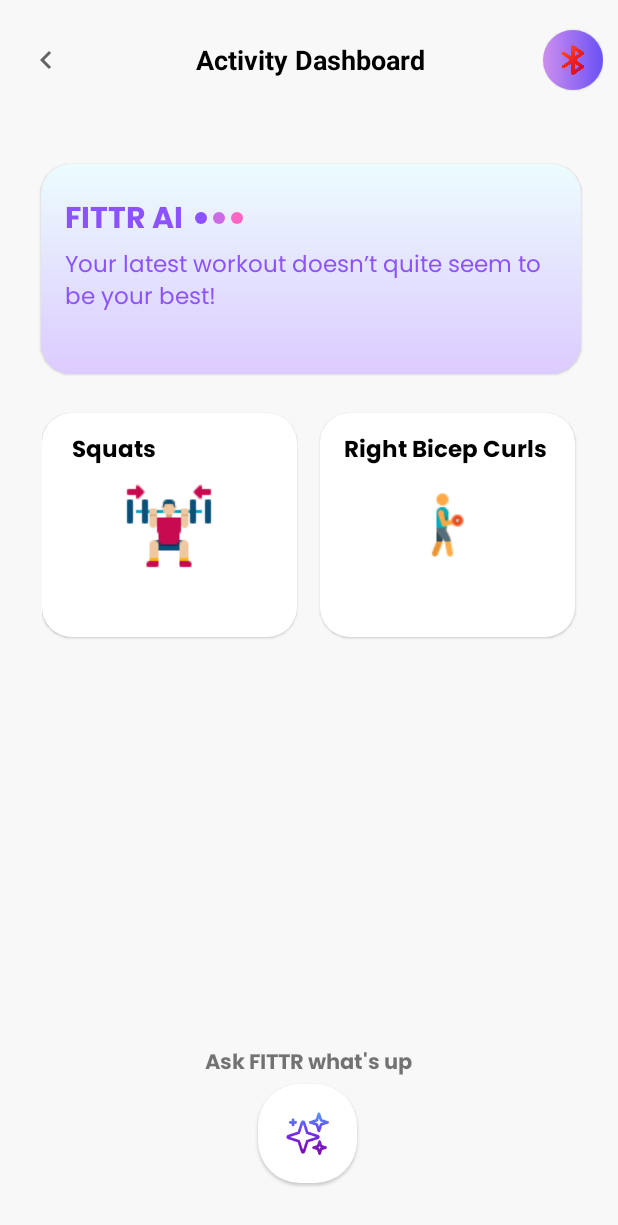
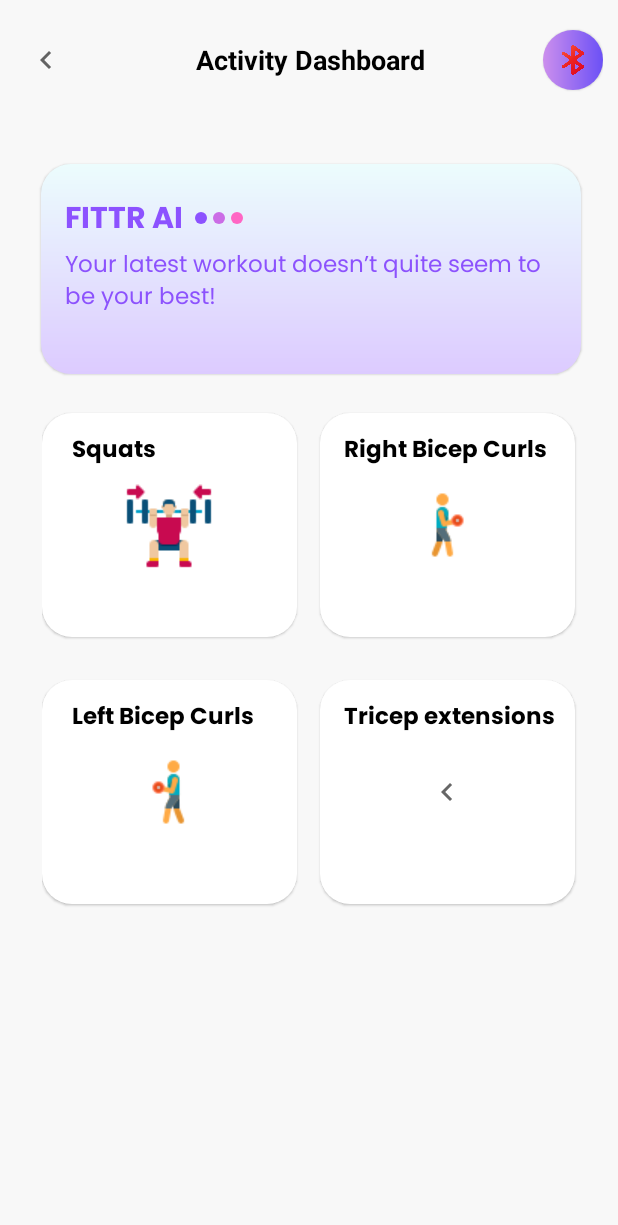
Before and after one commit to RIO-Capstone/FITTR_App, an Android app: the DashboardActivity screen opened directly, with no data from a screen before it, on a phone screen of 412 x 824 dp. Shown: the top 1225 px of the screen. Run offline under Robolectric (Android 15) with nearby library versions, the phone set to English and light mode, and no system bars; libraries missing offline, so code that uses them is left out: com.github.mikephil.charting.

Commit message:
CameraFragment duration tracker, DashboardActivity enhancement and ExerciseSuccessFragment enhancement

```diff
--- a/app/src/main/java/com/example/fittr_app/connections/ApiPaths.kt
+++ b/app/src/main/java/com/example/fittr_app/connections/ApiPaths.kt
@@ -4,6 +4,7 @@ package com.example.fittr_app.connections
 sealed class ApiPaths(val path: String, val method: String) {
     object RegisterUser : ApiPaths("user/register", "POST")
     object LoginUser : ApiPaths("user/login", "POST")
+    object ExerciseSessionFeedback : ApiPaths("user/exercise_session_feedback","POST")
     data class GetUser(val userId: Int) : ApiPaths("user/$userId", "GET")
     data class GetUserHistory(val userId: Int) : ApiPaths("user/$userId/history", "GET")
     data class GetProduct(val productId:Int) : ApiPaths("product/$productId", "GET")
--- a/app/src/main/java/com/example/fittr_app/ui/registration/RegistrationPageThree.kt
+++ b/app/src/main/java/com/example/fittr_app/ui/registration/RegistrationPageThree.kt
@@ -106,6 +106,7 @@ class RegistrationPageThree : Fragment() {
         }else{
             Toast.makeText(activity,"Registration Unsuccessful. ${result.getOrNull()?.error}",
                 Toast.LENGTH_LONG).show()
+            Log.e("RegistrationPageThree","Error response: ${result.getOrNull()}")
         }
     }
 
--- a/app/src/main/res/layout/activity_dashboard.xml
+++ b/app/src/main/res/layout/activity_dashboard.xml
@@ -76,7 +76,7 @@
         android:background="@drawable/rounded_white_view"
         android:elevation="1dp"
         android:layout_marginTop="10dp"
-        app:layout_constraintBottom_toTopOf="@id/dashboard_recycle_view_container"
+        app:layout_constraintBottom_toTopOf="@id/top_dashboard_recycle_view_container"
         app:layout_constraintEnd_toEndOf="parent"
         app:layout_constraintHorizontal_bias="0.528"
         app:layout_constraintStart_toStartOf="parent"
@@ -152,7 +152,7 @@
 
 
     <LinearLayout
-        android:id="@+id/dashboard_recycle_view_container"
+        android:id="@+id/top_dashboard_recycle_view_container"
         android:layout_width="357dp"
         android:layout_height="154dp"
         android:layout_marginStart="28dp"
@@ -230,36 +230,84 @@
 
     </LinearLayout>
 
-    <ImageButton
-        android:id="@+id/dashboard_ai_button"
-        android:layout_width="66dp"
-        android:layout_height="66dp"
-        android:background="@drawable/circular_background"
-        android:contentDescription="exercise using a bar"
+    <LinearLayout
+        android:id="@+id/bottom_dashboard_recycle_view_container"
+        android:layout_width="357dp"
+        android:layout_height="154dp"
+        android:layout_marginStart="28dp"
+        android:layout_marginTop="24dp"
+        android:gravity="center_vertical"
+        android:orientation="horizontal"
+        app:layout_constraintRight_toRightOf="parent"
+        app:layout_constraintStart_toStartOf="parent"
+        app:layout_constraintTop_toBottomOf="@id/top_dashboard_recycle_view_container">
+        <!-- Left Card -->
+        <FrameLayout
+            android:id="@+id/dashboard_exercises_bicep_curl_left"
+            android:layout_width="170dp"
+            android:layout_height="149dp"
+            android:layout_marginEnd="15dp"
+            android:background="@drawable/rounded_white_view"
             android:elevation="1dp"
-        android:scaleType="centerInside"
-        android:src="@mipmap/ai_icon_foreground"
             app:layout_constraintBottom_toBottomOf="parent"
             app:layout_constraintEnd_toEndOf="parent"
-        app:layout_constraintHorizontal_bias="0.498"
+            app:layout_constraintHorizontal_bias="0.112"
             app:layout_constraintStart_toStartOf="parent"
             app:layout_constraintTop_toTopOf="parent"
-        app:layout_constraintVertical_bias="0.953" />
-    <!-- Start Workout Text -->
-    <TextView
-        android:id="@+id/textView4"
+            app:layout_constraintVertical_bias="0.415">
+
+            <ImageView
                 android:layout_width="wrap_content"
                 android:layout_height="wrap_content"
+                android:layout_gravity="center"
+                android:src="@drawable/icons8_curls_with_dumbbells_48"
+                android:scaleX="-1"/>
+
+            <!-- TextView positioned at the top-center -->
+            <TextView
+                android:layout_width="wrap_content"
+                android:layout_height="wrap_content"
+                android:layout_marginStart="20dp"
+                android:layout_marginTop="12dp"
                 android:fontFamily="@font/poppins_bold"
-        android:text="Ask FITTR what's up"
-        app:layout_constraintBottom_toTopOf="@+id/dashboard_ai_button"
+                android:text="Left Bicep Curls"
+
+                android:textColor="@android:color/black"
+                android:textSize="15sp" />
+        </FrameLayout>
+
+        <!-- Right Card -->
+        <FrameLayout
+            android:id="@+id/dashboard_exercise_tricep_extensions"
+            android:layout_width="170dp"
+            android:layout_height="149dp"
+            android:background="@drawable/rounded_white_view"
+            android:contentDescription="exercise selection"
+            android:elevation="1dp"
+            android:src="@drawable/icn_chevron_up"
+            app:layout_constraintBottom_toBottomOf="parent"
             app:layout_constraintEnd_toEndOf="parent"
-        app:layout_constraintHorizontal_bias="0.498"
             app:layout_constraintStart_toStartOf="parent"
-        app:layout_constraintTop_toTopOf="parent"
-        app:layout_constraintVertical_bias="0.998" />
+            app:layout_constraintTop_toTopOf="parent">
 
+            <ImageView
+                android:layout_width="wrap_content"
+                android:layout_height="wrap_content"
+                android:layout_gravity="center"
+                android:src="@drawable/chevron_left_24px"
+                />
 
+            <TextView
+                android:layout_width="wrap_content"
+                android:layout_height="wrap_content"
+                android:layout_marginStart="16dp"
+                android:layout_marginTop="12dp"
+                android:fontFamily="@font/poppins_bold"
+                android:text="Tricep extensions"
+                android:textColor="@android:color/black"
+                android:textSize="15sp" />
+        </FrameLayout>
 
+    </LinearLayout>
 
 </androidx.constraintlayout.widget.ConstraintLayout>
```
Also changed, not shown: app/src/main/java/com/example/fittr_app/DashboardActivity.kt (+15 -22 lines), app/src/main/java/com/example/fittr_app/SharedViewModel.kt (+27 -1 lines), app/src/main/java/com/example/fittr_app/connections/ApiClient.kt (+6 -1 lines), app/src/main/java/com/example/fittr_app/media_pipe/CameraFragment.kt (+9 -2 lines), app/src/main/java/com/example/fittr_app/media_pipe/ExerciseSuccessFragment.kt (+34 -5 lines), app/src/main/java/com/example/fittr_app/types/ApiResponses.kt (+6 -1 lines), app/src/main/res/layout/activity_dashboard2.xml (deleted, +0 -80 lines), app/src/main/res/layout/fragment_exercise_success.xml (+63 -32 lines). Lines whose indentation alone changed are shown as unchanged.
